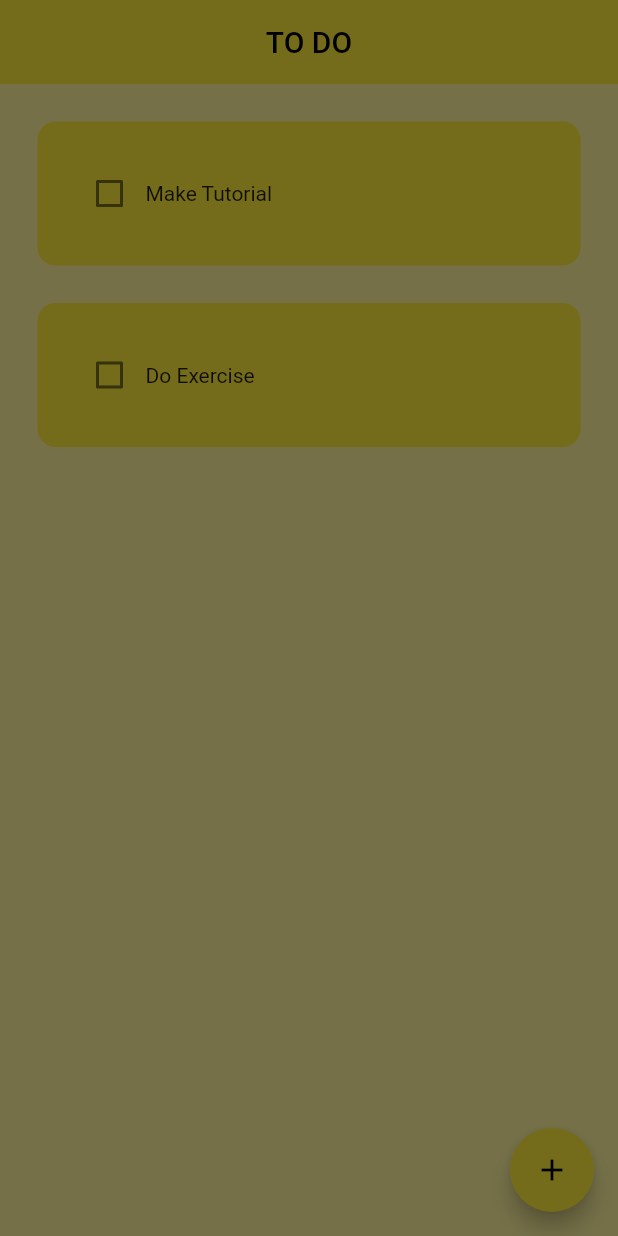
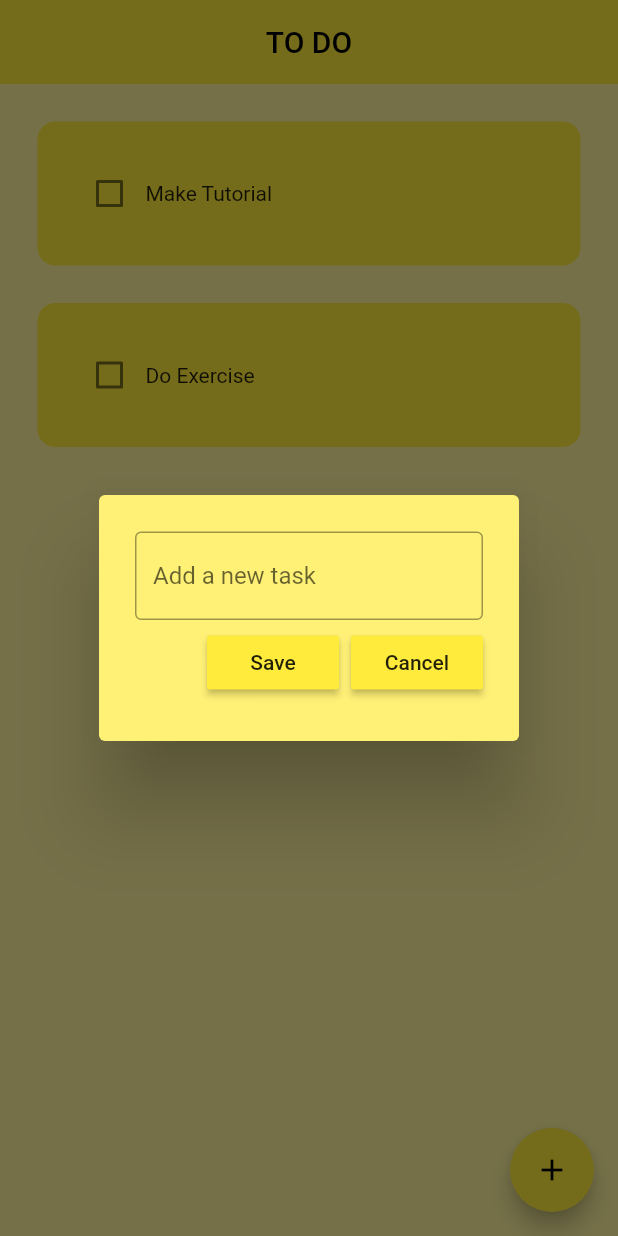
Before and after one commit to johncanero/flutter_todo_app, a Flutter app: the screen it shows after launch, after a tap on the "add" icon, on a phone screen of 412 x 824 dp. Run offline on Flutter 3.47's test engine with Material 2 defaults, Android fonts, the phone set to English and light mode, and no system bars.

Commit message:
Add a Dialog Box, Create a My Button File Dart, Add a Controller

```diff
--- a/lib/pages/home_page.dart
+++ b/lib/pages/home_page.dart
@@ -10,6 +10,10 @@ class HomePage extends StatefulWidget {
 }
 
 class _HomePageState extends State<HomePage> {
+
+  // text controller
+  final _controller = TextEditingController();
+
   // list of todo tasks
   List toDoList = [
     ["Make Tutorial", false],
@@ -28,7 +32,9 @@ class _HomePageState extends State<HomePage> {
     showDialog(
         context: context,
         builder: (context) {
-          return DialogBox();
+          return DialogBox(
+            controller: _controller,
+          );
         });
   }
 
--- a/lib/utils/dialog_box.dart
+++ b/lib/utils/dialog_box.dart
@@ -1,10 +1,42 @@
 import "package:flutter/material.dart";
+import "package:flutter_todo_app/utils/my_button.dart";
 
 class DialogBox extends StatelessWidget {
-  const DialogBox({super.key});
+  // ignore: prefer_typing_uninitialized_variables
+  final controller;
+  const DialogBox({super.key, required this.controller});
 
   @override
   Widget build(BuildContext context) {
-    return AlertDialog();
+    return AlertDialog(
+        backgroundColor: Colors.yellow[300],
+        content: Container(
+          height: 120.0,
+          child: Column(
+            mainAxisAlignment: MainAxisAlignment.spaceEvenly,
+            children: [
+              // get user input
+              TextField(
+                controller: controller,
+                decoration: InputDecoration(
+                  border: OutlineInputBorder(),
+                  hintText: "Add a new task",
+                ),
+              ),
+
+              // button -> save + cancel
+              Row(
+                mainAxisAlignment: MainAxisAlignment.end,
+                children: [
+                  // save button
+                  MyButton(text: "Save", onPressed: () {}),
+                  const SizedBox(width: 8),
+                  // cancel button
+                  MyButton(text: "Cancel", onPressed: () {}),
+                ],
+              )
+            ],
+          ),
+        ));
   }
 }
--- /dev/null
+++ b/lib/utils/my_button.dart
@@ -0,0 +1,21 @@
+import 'package:flutter/material.dart';
+
+// ignore: must_be_immutable
+class MyButton extends StatelessWidget {
+  final String text;
+  VoidCallback onPressed;
+  MyButton({
+    super.key,
+    required this.text,
+    required this.onPressed,
+  });
+
+  @override
+  Widget build(BuildContext context) {
+    return MaterialButton(
+      onPressed: onPressed,
+      color: Theme.of(context).primaryColor,
+      child: Text(text),
+    );
+  }
+}
```
